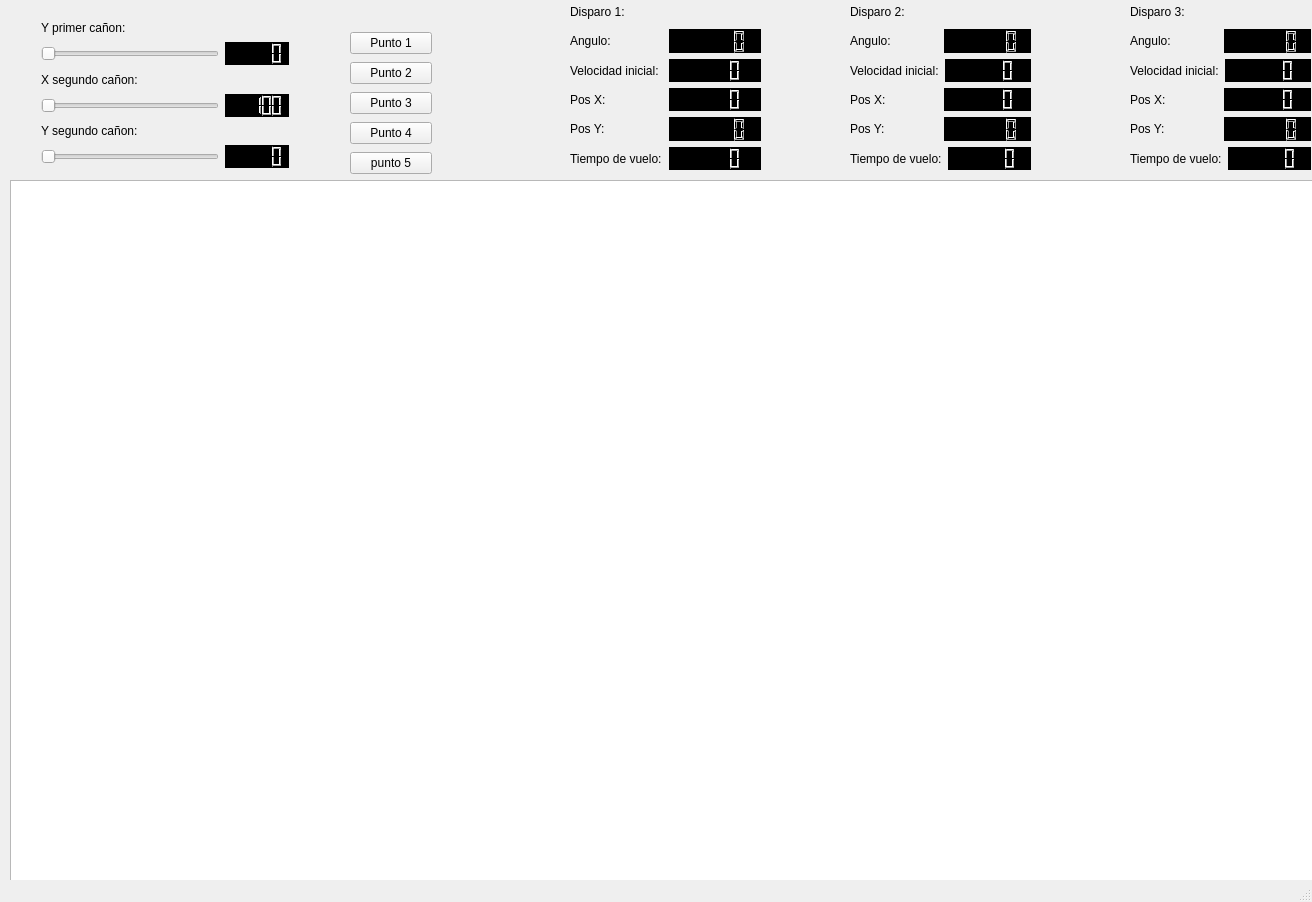
juanvergara3/parcial_final, file mainwindow.ui: the form before one commit.
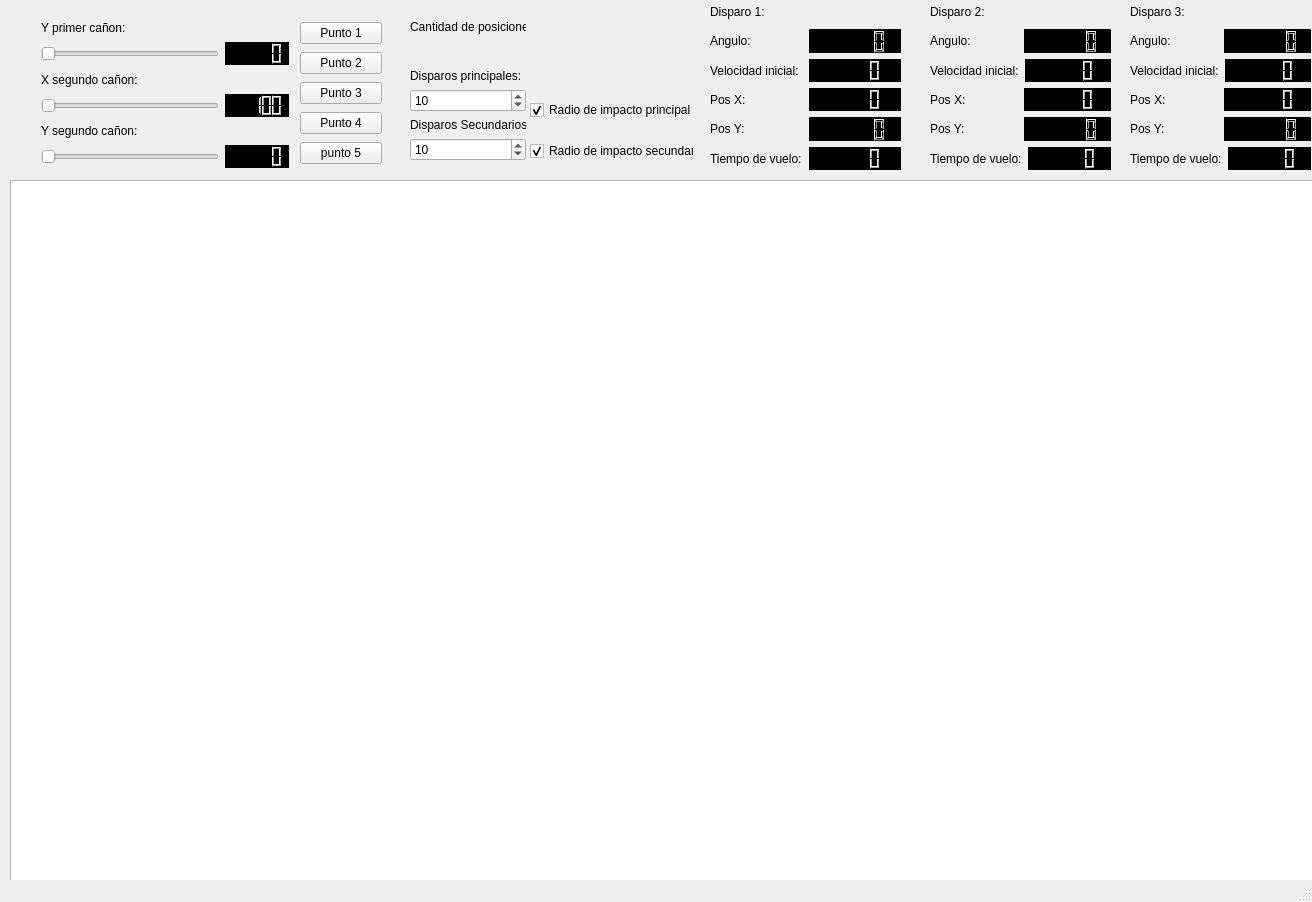
The form after the commit.

Commit message: Mejoras de interfaz y correccion de errores

```diff
--- a/mainwindow.ui
+++ b/mainwindow.ui
@@ -33,8 +33,8 @@
    <widget class="QWidget" name="layoutWidget">
     <property name="geometry">
      <rect>
-      <x>350</x>
-      <y>30</y>
+      <x>300</x>
+      <y>20</y>
       <width>82</width>
       <height>146</height>
      </rect>
@@ -331,7 +331,7 @@
    <widget class="QWidget" name="layoutWidget_2">
     <property name="geometry">
      <rect>
-      <x>850</x>
+      <x>930</x>
       <y>0</y>
       <width>181</width>
       <height>170</height>
@@ -552,10 +552,10 @@
      </item>
     </layout>
    </widget>
-   <widget class="QWidget" name="">
+   <widget class="QWidget" name="layoutWidget">
     <property name="geometry">
      <rect>
-      <x>570</x>
+      <x>710</x>
       <y>0</y>
       <width>191</width>
       <height>170</height>
@@ -665,6 +665,129 @@
      </item>
     </layout>
    </widget>
+   <widget class="QWidget" name="">
+    <property name="geometry">
+     <rect>
+      <x>410</x>
+      <y>20</y>
+      <width>116</width>
+      <height>141</height>
+     </rect>
+    </property>
+    <layout class="QVBoxLayout" name="verticalLayout_2">
+     <item>
+      <widget class="QLabel" name="positions_label">
+       <property name="text">
+        <string>Cantidad de posiciones:</string>
+       </property>
+      </widget>
+     </item>
+     <item>
+      <spacer name="verticalSpacer">
+       <property name="orientation">
+        <enum>Qt::Vertical</enum>
+       </property>
+       <property name="sizeHint" stdset="0">
+        <size>
+         <width>20</width>
+         <height>80</height>
+        </size>
+       </property>
+      </spacer>
+     </item>
+     <item>
+      <widget class="QLabel" name="principal_label">
+       <property name="text">
+        <string>Disparos principales:</string>
+       </property>
+      </widget>
+     </item>
+     <item>
+      <widget class="QSpinBox" name="principal_box">
+       <property name="minimum">
+        <number>5</number>
+       </property>
+       <property name="maximum">
+        <number>100</number>
+       </property>
+       <property name="singleStep">
+        <number>5</number>
+       </property>
+       <property name="value">
+        <number>10</number>
+       </property>
+      </widget>
+     </item>
+     <item>
+      <widget class="QLabel" name="secundario_label">
+       <property name="text">
+        <string>Disparos Secundarios:</string>
+       </property>
+      </widget>
+     </item>
+     <item>
+      <widget class="QSpinBox" name="secundario_box">
+       <property name="minimum">
+        <number>5</number>
+       </property>
+       <property name="maximum">
+        <number>100</number>
+       </property>
+       <property name="singleStep">
+        <number>5</number>
+       </property>
+       <property name="value">
+        <number>10</number>
+       </property>
+      </widget>
+     </item>
+    </layout>
+   </widget>
+   <widget class="QWidget" name="">
+    <property name="geometry">
+     <rect>
+      <x>530</x>
+      <y>100</y>
+      <width>164</width>
+      <height>61</height>
+     </rect>
+    </property>
+    <layout class="QVBoxLayout" name="verticalLayout_3">
+     <item>
+      <widget class="QCheckBox" name="r_principal">
+       <property name="text">
+        <string>Radio de impacto principal</string>
+       </property>
+       <property name="checked">
+        <bool>true</bool>
+       </property>
+      </widget>
+     </item>
+     <item>
+      <spacer name="verticalSpacer_2">
+       <property name="orientation">
+        <enum>Qt::Vertical</enum>
+       </property>
+       <property name="sizeHint" stdset="0">
+        <size>
+         <width>20</width>
+         <height>40</height>
+        </size>
+       </property>
+      </spacer>
+     </item>
+     <item>
+      <widget class="QCheckBox" name="r_secundario">
+       <property name="text">
+        <string>Radio de impacto secundario</string>
+       </property>
+       <property name="checked">
+        <bool>true</bool>
+       </property>
+      </widget>
+     </item>
+    </layout>
+   </widget>
   </widget>
   <widget class="QMenuBar" name="menubar">
    <property name="geometry">
```
The commit also changes 4 other files.
